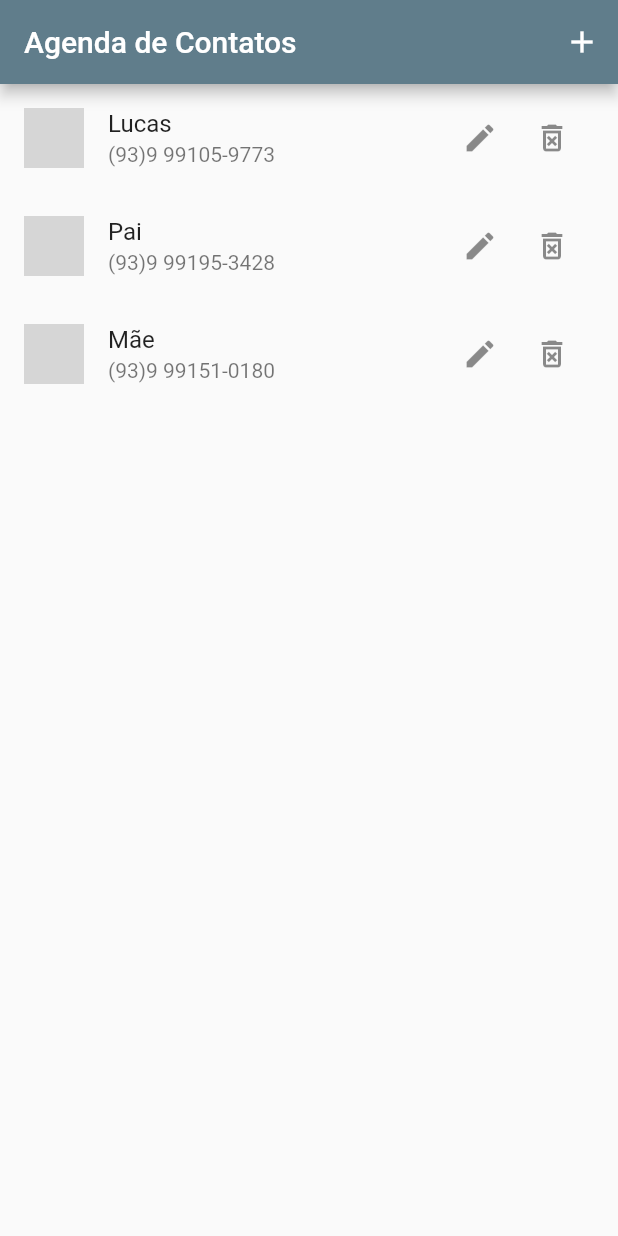
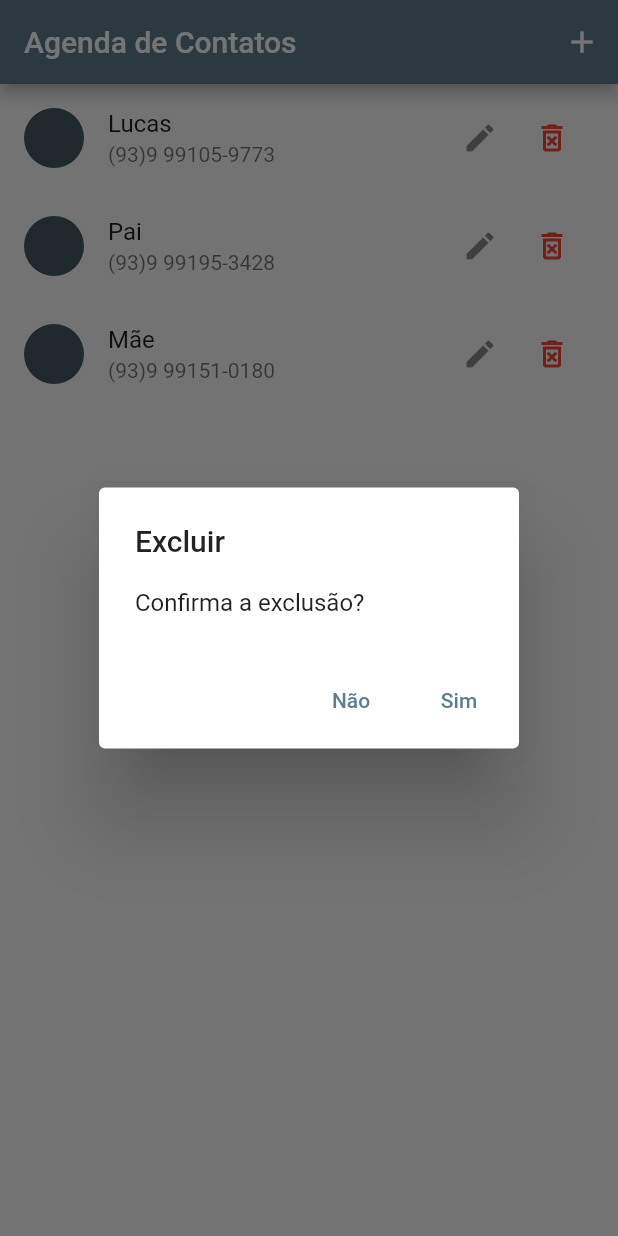
Before and after one commit to LucasHeliab/Agenda, a Flutter app: the screen it shows after launch, after a tap on the "delete forever" icon, on a phone screen of 412 x 824 dp. Run offline on Flutter 3.47's test engine with Material 2 defaults, Android fonts, the phone set to English and light mode, and no system bars; our stand-ins replace flutter_mobx, get_it, mobx, sqflite; accounts and stored records are empty; generated files the repository leaves out were written again; network calls fail; grey boxes are pictures that could not be loaded.

```diff
--- a/lib/app/database/sqlite/connection.dart
+++ b/lib/app/database/sqlite/connection.dart
@@ -8,6 +8,7 @@ class Connection{
   static Future<Database?> get() async{
     if(_db==null){
       var path = join( await getDatabasesPath(),'banco_contatos');
+      //deleteDatabase(path);
       _db = await openDatabase(
         path,
         version: 1,
--- a/lib/app/database/sqlite/dao/contact_dao_impl.dart
+++ b/lib/app/database/sqlite/dao/contact_dao_impl.dart
@@ -28,7 +28,7 @@ class ContactDAOimpl implements ContactDAO{
   @override
   remove(int id) async{
     _db = (await Connection.get())!;
-    var sql = 'DELETE contact WHERE id=?';
+    var sql = 'DELETE FROM contact WHERE id=?';
     _db.rawDelete(sql,[id]);
   }
 
--- a/lib/app/database/sqlite/script.dart
+++ b/lib/app/database/sqlite/script.dart
@@ -1,6 +1,6 @@
 final createTable = '''
   CREATE TABLE contact(
-    id INT PRIMARY KEY,
+    id INTEGER NOT NULL PRIMARY KEY,
     nome VARCHAR(200) NOT NULL,
     telefone CHAR(16) NOT NULL,
     email VARCHAR(200) NOT NULL,
--- a/lib/app/view/contact_list.dart
+++ b/lib/app/view/contact_list.dart
@@ -1,59 +1,109 @@
-import 'package:agenda/app/database/sqlite/dao/contact_dao_impl.dart';
 import 'package:agenda/app/domain/entities/contact.dart';
 import 'package:agenda/app/my_app.dart';
 import 'package:flutter/material.dart';
+import 'package:flutter_mobx/flutter_mobx.dart';
 
-class ContactList extends StatelessWidget{
+import 'contact_list_back.dart';
 
-  Future<List<Contact>> _buscar() async{
-    return ContactDAOimpl().find();
+class ContactList extends StatelessWidget {
+  final _back = ContactListBack();
+
+  CircleAvatar _circleAvatar(String url){
+    return (Uri.tryParse(url)!.isAbsolute) ?
+      CircleAvatar(backgroundImage: NetworkImage(url))
+      :CircleAvatar(child: Icon(Icons.person));
   }
 
+  Widget _editButton(Function function){
+    return IconButton(
+      icon: Icon(Icons.edit),
+      onPressed:(){
+        function();
+      }
+    );
+  }
+
+  Widget _deleteButton(BuildContext context, Function function){
+    return IconButton(
+      icon: Icon(Icons.delete_forever_outlined),
+      color: Colors.red,
+      onPressed: (){
+        showDialog(
+          context: context,
+          builder: (context) => AlertDialog(
+            title: Text('Excluir'),
+            content: Text('Confirma a exclusão?'),
+            actions: [
+              TextButton(
+                child: Text('Não'),
+                onPressed: (){
+                  Navigator.of(context).pop();
+                }
+              ),
+              TextButton(
+                child: Text('Sim'),
+                onPressed: () {
+                  function();
+                }
+              )
+            ],
+          )
+        );
+      }
+    );
+  }
+
+
   @override
-  Widget build(BuildContext context){
-    return FutureBuilder(
-      future: _buscar(),
-      builder: (context, futuro){
-        if(futuro.hasData){
-          List<Contact>? lista = futuro.data as List<Contact>?;
+  Widget build(BuildContext context) {
     return Scaffold(
         appBar: AppBar(
           title: Text('Agenda de Contatos'),
           actions: [
             IconButton(
-                  onPressed: (){
+              onPressed: () {
                 Navigator.of(context).pushNamed(MyApp.CONTACT_FORM);
               },
               icon: Icon(Icons.add),
             )
           ],
         ),
-            body: ListView.builder(
+        body: Observer(builder: (context) {
+          return FutureBuilder(
+              future: _back.list,
+              builder: (context, futuro) {
+                if (!futuro.hasData) {
+                  return CircularProgressIndicator();
+                } else {
+                  List<Contact>? lista = futuro.data as List<Contact>?;
+                  return ListView.builder(
                     itemCount: lista!.length,
-              itemBuilder: (context,i){
+                    itemBuilder: (context, i) {
                       var contato = lista[i];
-                var avatar = CircleAvatar(backgroundImage: NetworkImage(contato.urlAvatar));
                       return ListTile(
-                  leading: avatar,
+                        leading: _circleAvatar(contato.urlAvatar),
                         title: Text(contato.nome),
                         subtitle: Text(contato.telefone),
                         trailing: Container(
                           width: 100,
                           child: Row(
                             children: [
-                        IconButton(onPressed: (){}, icon: Icon(Icons.edit)),
-                        IconButton(onPressed: (){}, icon: Icon(Icons.delete_forever_outlined))
+                              _editButton((){
+                                _back.goToForm(context, contato);
+                              }),
+                              _deleteButton(context, (){
+                                var id = contato.id;
+                                _back.remove(id!);
+                                Navigator.of(context).pop();
+                              })
                             ],
                           ),
                         ),
                       );
                     },
-            ),
-          );
-        }else{
-          return Scaffold();
-        }
-      },
                   );
                 }
+              });
+        }));
   }
+}
--- a/lib/app/view/contact_list_back.dart
+++ b/lib/app/view/contact_list_back.dart
@@ -15,7 +15,7 @@ abstract class _ContactListBack with Store{
 
   //Lista de contatos
   @observable
-  late Future<List<Contact>> list;
+  Future<List<Contact>>? list;
 
   //Método para atualizar a lista de contatos
   @action
```
Also changed, not shown: lib/app/view/contact_list_back.g.dart. Lines whose indentation alone changed are shown as unchanged.
